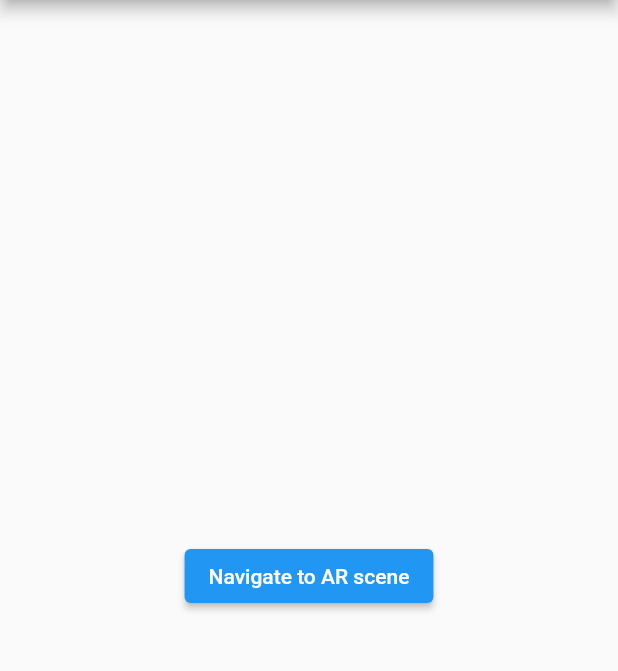
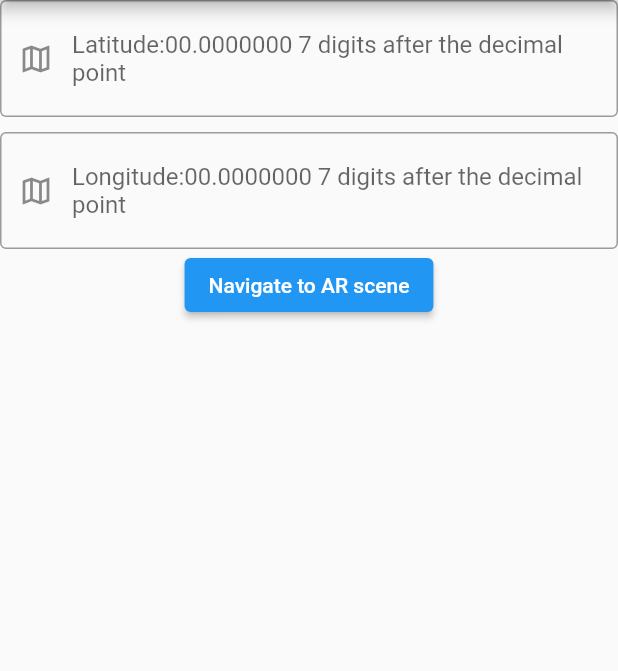
Before and after one commit to MahmoudKhaled98/AR-PoC, a Flutter app: the screen it shows after launch, on a phone screen of 412 x 824 dp, the part 84-755 px from its top. Run offline on Flutter 3.47's test engine with Material 2 defaults, Android fonts, the phone set to English and light mode, and no system bars; our stand-ins replace location; missing offline and left inert: ar_flutter_plugin; accounts and stored records are empty.

Commit message:
bug fixed, user enter coordinates before navigating to ar screen

```diff
--- a/lib/main.dart
+++ b/lib/main.dart
@@ -3,6 +3,8 @@ import 'package:poc/models/user_location.dart';
 import 'package:poc/services/location_service.dart';
 import 'Screens/ARScene.dart';
 import 'package:provider/provider.dart';
+
+import 'controller/coordinates_accuracy_controller.dart';
 
 void main() {
   runApp(const MyApp());
@@ -17,10 +19,10 @@ class MyApp extends StatelessWidget {
       providers:[
         StreamProvider<UserLocation>(
             create: (_)=>LocationService().locationStream,
-            initialData:UserLocation(longitude: 0.0,latitude: 0.0))
+            initialData:UserLocation(longitude: 0.0,latitude: 0.0)),
       ],
       child: MaterialApp(
-        title: 'AR Poc',
+        title: 'AR PoC',
         theme: ThemeData(
 
           primarySwatch: Colors.blue,
@@ -44,21 +46,73 @@ class MyHomePage extends StatefulWidget {
 
 class _MyHomePageState extends State<MyHomePage> {
 
+  static CoordinatesController coordinatesController = CoordinatesController();
+  static late UserLocation userLocation;
+  String? enteredLatitude;
+  String? enteredLongitude;
+
+  bool isCoordinatesMatch(){
+    if( coordinatesController
+        .longLatFirstThreeDigitsAfterDecimal(enteredLatitude) == coordinatesController
+        .longLatFirstThreeDigitsAfterDecimal(userLocation.latitude) &&
+        coordinatesController
+            .longLatFirstThreeDigitsAfterDecimal(enteredLongitude) == coordinatesController.longLatFirstThreeDigitsAfterDecimal(
+            userLocation.longitude)){
+      return true;
+    }else
+      {
+        return false;
+      }
+  }
   @override
   Widget build(BuildContext context) {
+    userLocation = Provider.of<UserLocation>(context);
     return Scaffold(
       appBar: AppBar(
         title: Text(widget.title),
       ),
       body: Center(
-       child: ElevatedButton(
+       child: Column(
+         children:[
+           TextField(
+            onChanged: (value){
+              enteredLatitude=value;
+            },
+         keyboardType: TextInputType.number,
+         decoration: const InputDecoration(
+          prefixIcon: Icon(Icons.map_outlined),
+          border: OutlineInputBorder(),
+          hintText: "Latitude:00.0000000 7 digits after the decimal point",
+           hintMaxLines: 3,
+          ),
+          ),
+           const SizedBox(
+             height: 10,
+           ),
+            TextField(
+             onChanged: (value){
+              enteredLongitude=value;
+             },
+             keyboardType: TextInputType.number,
+             decoration: const InputDecoration(
+               prefixIcon: Icon(Icons.map_outlined),
+               border: OutlineInputBorder(),
+               hintText: "Longitude:00.0000000 7 digits after the decimal point",
+               hintMaxLines: 3,
+             ),
+           ),
+
+           ElevatedButton(
             child: const Text('Navigate to AR scene'),
             onPressed: (){
+              isCoordinatesMatch();
               Navigator.push(
                   context,
-                MaterialPageRoute(builder: (context) => const ARSceneView()),
+                  MaterialPageRoute(builder: (context) =>   ARSceneView(isMatch: isCoordinatesMatch(),)),
               );
             },
+          ),
+        ],
        )
       ),
     );
--- a/pubspec.yaml
+++ b/pubspec.yaml
@@ -50,6 +50,7 @@ dev_dependencies:
   # package. See that file for information about deactivating specific lint
   # rules and activating additional ones.
   flutter_lints: ^1.0.0
+  change_app_package_name: ^1.0.0
 
 # For information on the generic Dart part of this file, see the
 # following page: https://dart.dev/tools/pub/pubspec
```
Also changed, not shown: lib/screens/ARScene.dart (+14 -40 lines), pubspec.lock, 6 other files. Lines whose indentation alone changed are shown as unchanged.
